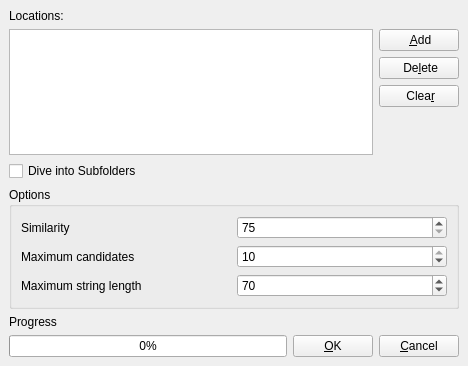
This is pootling/ui/tmSetting.ui in cc-archive/pootle as Qt 5 draws it before an edit. The edited form follows.
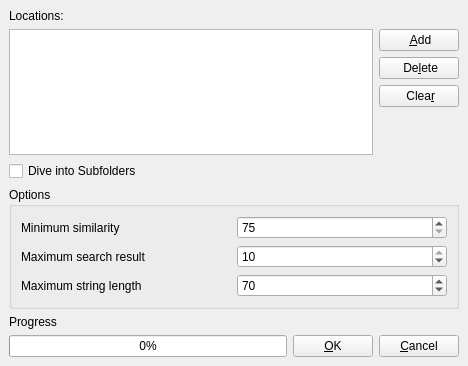
This is the edited form. Icons and pictures are not drawn.

Commit message: Change tooltips and what-this.

Diff of the .ui file:
```diff
--- a/pootling/ui/tmSetting.ui
+++ b/pootling/ui/tmSetting.ui
@@ -185,7 +185,7 @@
       <item row="0" column="0" >
        <widget class="QLabel" name="label" >
         <property name="text" >
-         <string>Similarity</string>
+         <string>Minimum similarity</string>
         </property>
        </widget>
       </item>
@@ -205,7 +205,7 @@
       <item row="1" column="0" >
        <widget class="QLabel" name="label_2" >
         <property name="text" >
-         <string>Maximum candidates</string>
+         <string>Maximum search result</string>
         </property>
        </widget>
       </item>
```
Left out of the diff: 57 changed lines with no effect on the pictures. The commit also changes 1 other file.
